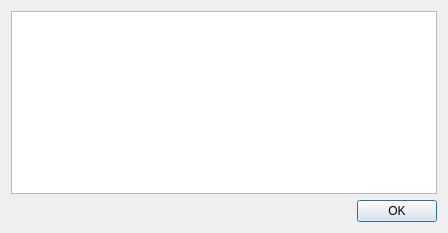
Above: logdialog.ui from borco/plantumlqeditor before the change. Below: the same form after it.
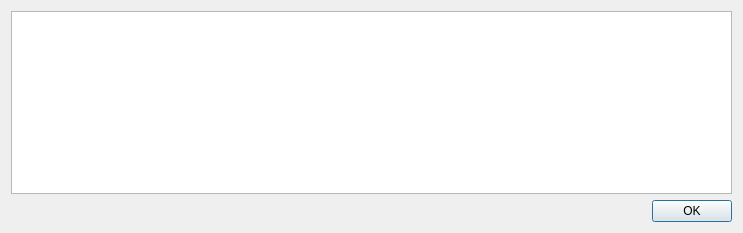
That is the form after the change.

Commit message:
changed the preferences and log dialogs
* created new tab in preferences
* moved the location of the button to check external programs
* changed how the external programs are checked
* format the log

The edit to the form file:
```diff
--- a/logdialog.ui
+++ b/logdialog.ui
@@ -9,7 +9,7 @@
    <rect>
     <x>0</x>
     <y>0</y>
-    <width>448</width>
+    <width>743</width>
     <height>233</height>
    </rect>
   </property>
@@ -20,7 +20,7 @@
    <item>
     <layout class="QVBoxLayout" name="verticalLayout">
      <item>
-      <widget class="QPlainTextEdit" name="logViewer">
+      <widget class="QTextEdit" name="logViewer">
        <property name="readOnly">
         <bool>true</bool>
        </property>
```
The commit also changes 3 other files.
